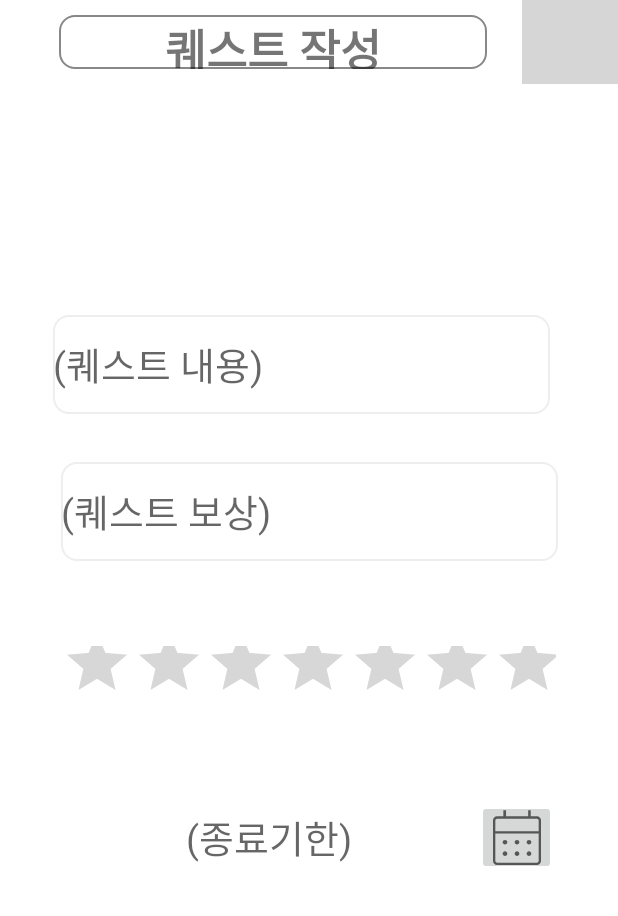
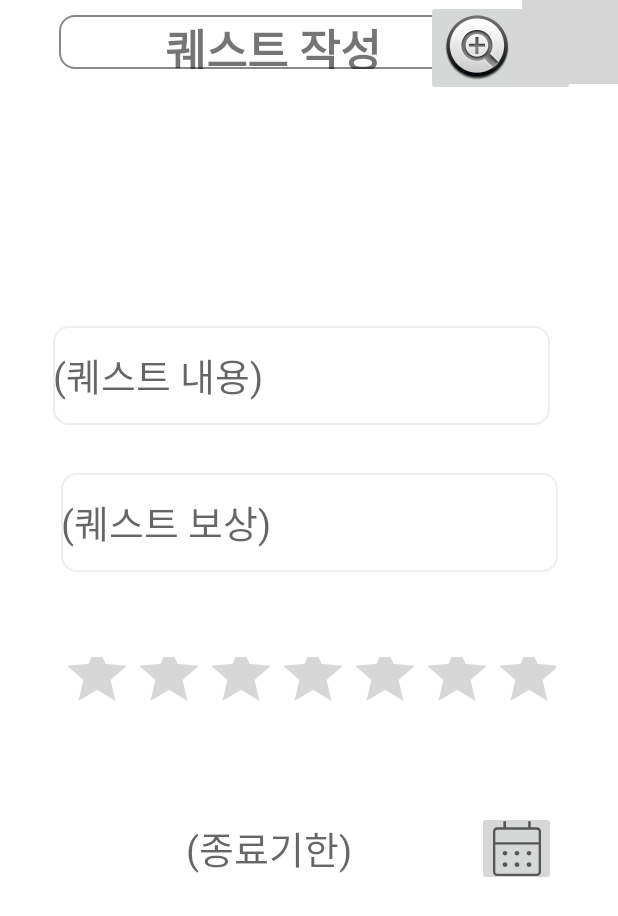
Before and after one commit to wooj1nBot/LifeisQuest, an Android app: the layout make_quest.xml on its own in the app's theme, with its tools: preview values and no code run, on a phone screen of 412 x 824 dp. Shown: the top 916 px of the screen. Run offline under Robolectric (Android 15) with nearby library versions, the phone set to English and light mode, and no system bars; Roboto replaces fonts that are not available here; grey boxes are pictures that could not be loaded.

Commit message:
어답터 수정

```diff
--- a/app/src/main/res/layout/activity_select_friend.xml
+++ b/app/src/main/res/layout/activity_select_friend.xml
@@ -18,6 +18,8 @@
         android:layout_width="match_parent"
         android:layout_height="61dp"
         android:layout_below="@+id/textView"
-        android:layout_alignParentStart="true"></ListView>
+        android:layout_alignParentStart="true"
+        android:layout_marginStart="1dp"
+        android:layout_marginTop="-1dp"></ListView>
 
 </RelativeLayout>
--- a/app/src/main/res/layout/make_quest.xml
+++ b/app/src/main/res/layout/make_quest.xml
@@ -98,10 +98,19 @@
 
     <androidx.recyclerview.widget.RecyclerView
         android:id="@+id/recyclerView"
-        android:layout_width="327dp"
-        android:layout_height="108dp"
+        android:layout_width="352dp"
+        android:layout_height="115dp"
         android:layout_marginTop="24dp"
         android:orientation="horizontal"
         app:layout_constraintStart_toStartOf="@+id/textView4"
         app:layout_constraintTop_toBottomOf="@+id/textView4" />
+
+    <ImageButton
+        android:id="@+id/imageButton"
+        android:layout_width="wrap_content"
+        android:layout_height="wrap_content"
+        android:layout_marginEnd="8dp"
+        app:layout_constraintEnd_toEndOf="@+id/recyclerView"
+        app:srcCompat="@android:drawable/btn_plus"
+        tools:layout_editor_absoluteY="95dp" />
 </androidx.constraintlayout.widget.ConstraintLayout>
```
Also changed, not shown: app/src/main/java/com/example/lifeisquest/SelectFriend.java (+31 -0 lines).
